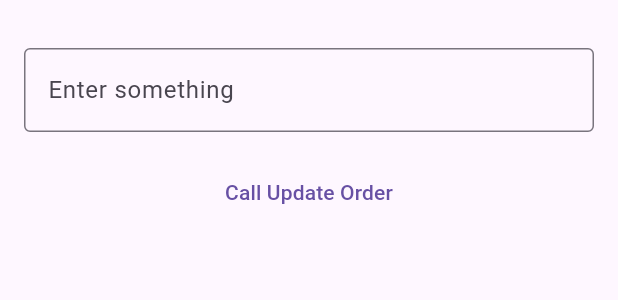
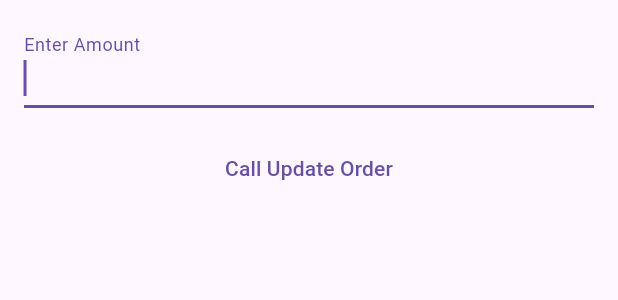
Before and after one commit to juspay/hyper-sdk-flutter, a Flutter app: the BottomSheetContent widget shown alone on an empty page, opened directly with empty values, after a tap on "Call Update Order", on a phone screen of 412 x 824 dp. Shown: the top 300 px of the screen. Run offline on Flutter 3.47's test engine with Material 3 defaults, Android fonts, the phone set to English and light mode, and no system bars; missing offline and left inert: flutter_inappwebview; network calls fail.

Commit message:
fixed issues in demo app

```diff
--- a/example/lib/screens/payment_page.dart
+++ b/example/lib/screens/payment_page.dart
@@ -66,9 +66,10 @@ class _PaymentPageState extends State<PaymentPage> {
         }
       },
       child: Scaffold(
+        resizeToAvoidBottomInset: false,
         body: Column(children: [
           Container(
-            height: 700,
+            height: MediaQuery.of(context).size.height,
             color: Colors.white,
             child: Center(
                 child: showLoader
@@ -189,6 +190,7 @@ class _PaymentPageState extends State<PaymentPage> {
         });
         break;
       case "paymentAttempt":
+        print("Calling _showBottomSheetForUpdateOrder ");
         _showBottomSheetForUpdateOrder(context);
         break;
       case "process_result":
@@ -315,19 +317,20 @@ class _PaymentPageState extends State<PaymentPage> {
 
   // Define your callback function
   Future<void> _showBottomSheetForUpdateOrder(BuildContext context) async {
-    // Simulate an asynchronous task, such as fetching data or processing something
-    await Future.delayed(Duration(seconds: 1));
-
-    // Show the modal bottom sheet
     showModalBottomSheet(
       context: context,
       builder: (BuildContext context) {
+        return StatefulBuilder(
+          builder: (context, setState) {
             return BottomSheetContent(
                 hyperSDK: widget.hyperSDK,
                 amount: widget.amount,
                 orderId: orderId,
                 merchantDetails: widget.merchantDetails,
-            customerDetails: widget.customerDetails);
+                customerDetails: widget.customerDetails,
+                callback: hyperSDKCallbackHandler);
+          },
+        );
       },
     );
   }
@@ -347,43 +350,72 @@ class _PaymentPageState extends State<PaymentPage> {
   }
 }
 
+typedef HyperSDKCallback = void Function(MethodCall methodCall);
+
 class BottomSheetContent extends StatefulWidget {
   final HyperSDK hyperSDK;
   final String amount;
   final Map<String, dynamic> merchantDetails;
   final Map<String, dynamic> customerDetails;
   final String orderId;
+  final HyperSDKCallback callback;
 
-  const BottomSheetContent(
-      {Key? key,
+  BottomSheetContent({
+    Key? key,
     required this.hyperSDK,
     required this.amount,
     required this.orderId,
     required this.merchantDetails,
-      required this.customerDetails})
-      : super(key: key);
+    required this.customerDetails,
+    required this.callback,
+  }) : super(key: key);
 
   @override
   _BottomSheetContentState createState() => _BottomSheetContentState();
 }
 
 class _BottomSheetContentState extends State<BottomSheetContent> {
+  late TextEditingController _myController;
+  late String _newAmount;
+
+  @override
+  void initState() {
+    super.initState();
+    _myController = TextEditingController(text: widget.amount);
+    _newAmount = widget.amount;
+  }
+
+  @override
+  void dispose() {
+    _myController.dispose();
+    super.dispose();
+  }
+
+  void _resetState() {
+    _myController.text = widget.amount;
+    _newAmount = widget.amount;
+  }
+
   @override
   Widget build(BuildContext context) {
-    return Container(
-      height: 200,
-      padding: EdgeInsets.all(16),
+    return SingleChildScrollView(
+      padding: EdgeInsets.only(
+        bottom: MediaQuery.of(context).viewInsets.bottom,
+        left: 16,
+        right: 16,
+      ),
       child: Column(
         mainAxisSize: MainAxisSize.min,
         children: [
           const SizedBox(height: 16),
-          const TextField(
-            // onChanged: (value) => {},
-            keyboardType: TextInputType.number,
-            decoration: InputDecoration(
-              labelText: 'Enter something',
-              border: OutlineInputBorder(),
+          TextField(
+            controller: _myController,
+            onChanged: (value) => _newAmount = value,
+            decoration: const InputDecoration(
+              labelText: 'Enter Amount',
+              border: UnderlineInputBorder(),
             ),
+            autofocus: true,
           ),
           const SizedBox(height: 16),
           TextButton(
@@ -391,11 +423,13 @@ class _BottomSheetContentState extends State<BottomSheetContent> {
               var updateOrderPayload = await getUpdateOrderPayload(
                 widget.orderId,
                 widget.merchantDetails,
-                  widget.customerDetails);
-              widget.hyperSDK.process(updateOrderPayload, (p0) {
+                widget.customerDetails,
+                _newAmount,
+              );
               print("Called updated order");
-                Navigator.pop(context);
-              });
+              widget.hyperSDK.process(updateOrderPayload, widget.callback);
+              Navigator.of(context).pop();
+              _resetState(); // Reset the state here
             },
             child: const Text('Call Update Order'),
           ),
--- a/example/lib/utils/generate_payload.dart
+++ b/example/lib/utils/generate_payload.dart
@@ -89,12 +89,12 @@ String getOrderId() {
 }
 
 Future<Map<String, dynamic>> getUpdateOrderPayload(
-    String orderId, merchantDetails, customerDetails) async {
+    String orderId, merchantDetails, customerDetails, newAmount) async {
   var orderDetails = {
     "order_id": orderId,
     "merchant_id": merchantDetails["merchantId"],
     "client_id": merchantDetails["clientId"],
-    'amount': '10.0',
+    'amount': newAmount,
     "timestamp": (DateTime.now().millisecondsSinceEpoch).toString(),
     "customer_id": customerDetails["customerId"],
     "customer_phone": customerDetails["customerPhone"],
```
Also changed, not shown: 1 other file. Lines whose indentation alone changed are shown as unchanged.
